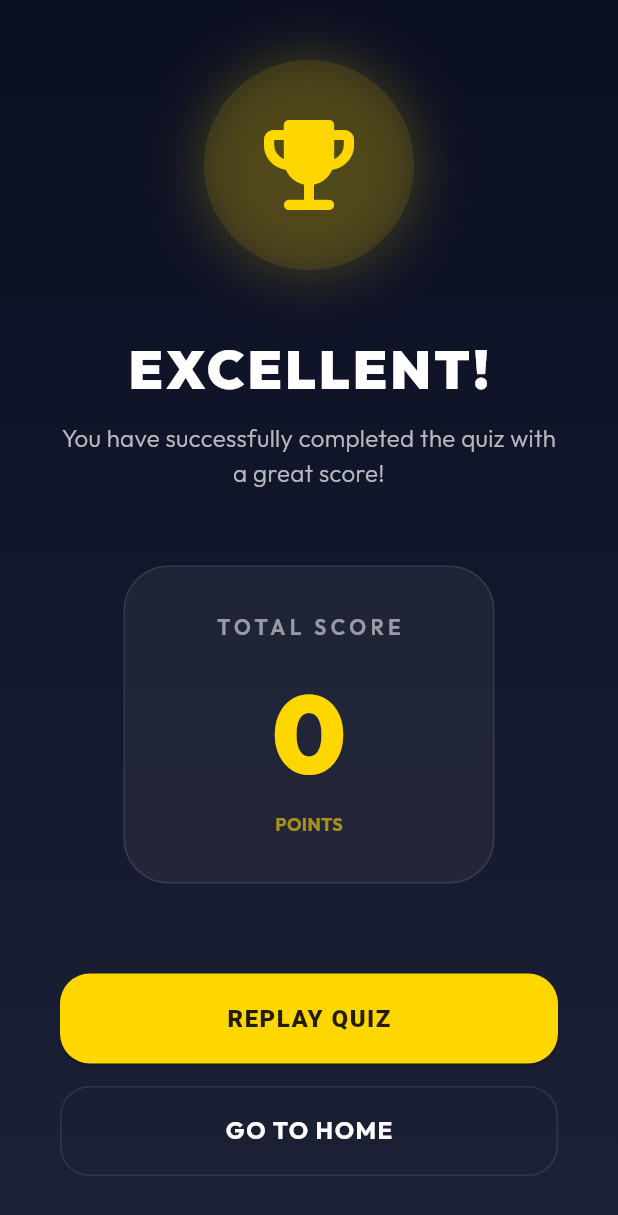
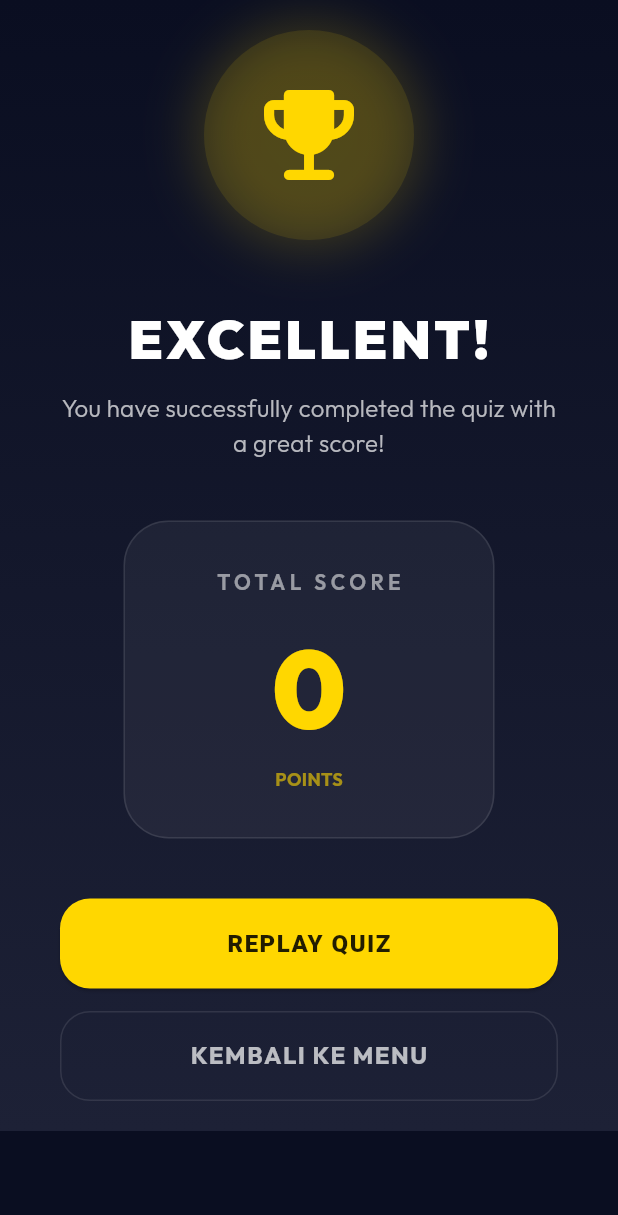
Before and after one commit to ARDYaliansah/GameQuiz_uas, a Flutter app: the ResultScreen screen opened directly, after a tap on "REPLAY QUIZ", on a phone screen of 412 x 824 dp. Shown: the top 1215 px of the screen. Run offline on Flutter 3.47's test engine with Material 3 defaults, Android fonts, the phone set to English and light mode, and no system bars; our stand-ins replace google_fonts, shared_preferences; accounts and stored records are empty.

Commit message:
menambahkan next level,dan memperbaiki overflowed

```diff
--- a/lib/providers/quiz_provider.dart
+++ b/lib/providers/quiz_provider.dart
@@ -19,6 +19,8 @@ class QuizProvider with ChangeNotifier {
   int? _selectedAnswerIndex;
   bool _isAnswering = false;
   bool _isLoading = true;
+  String? _currentCategory;
+  int? _currentLevel;
 
   QuizProvider() {
     _init();
@@ -43,8 +45,18 @@ class QuizProvider with ChangeNotifier {
   bool get isAnswering => _isAnswering;
   Question get currentQuestion => _questions[_currentQuestionIndex];
   double get progress => _timerSeconds / 15;
+  String? get currentCategory => _currentCategory;
+  int? get currentLevel => _currentLevel;
+
+  bool get hasNextLevel {
+    if (_currentCategory == null || _currentLevel == null) return false;
+    final totalLevels = _repository.getLevelsCountForCategory(_currentCategory!);
+    return _currentLevel! < totalLevels;
+  }
 
   void startQuiz(String category, int level) {
+    _currentCategory = category;
+    _currentLevel = level;
     _questions = _repository.getQuestionsByCategoryAndLevel(category, level);
     // Note: getQuestionsByCategoryAndLevel already shuffles the questions
     _currentQuestionIndex = 0;
@@ -132,6 +144,12 @@ class QuizProvider with ChangeNotifier {
     notifyListeners();
   }
 
+  void startNextLevel() {
+    if (hasNextLevel) {
+      startQuiz(_currentCategory!, _currentLevel! + 1);
+    }
+  }
+
   @override
   void dispose() {
     _timer?.cancel();
--- a/lib/ui/screens/result_screen.dart
+++ b/lib/ui/screens/result_screen.dart
@@ -24,6 +24,9 @@ class ResultScreen extends StatelessWidget {
           ),
         ),
         child: SafeArea(
+          child: SingleChildScrollView(
+            physics: const BouncingScrollPhysics(),
+            padding: const EdgeInsets.symmetric(vertical: 20),
             child: Column(
               mainAxisAlignment: MainAxisAlignment.center,
               children: [
@@ -65,7 +68,7 @@ class ResultScreen extends StatelessWidget {
                     style: GoogleFonts.outfit(fontSize: 16, color: Colors.white70, fontWeight: FontWeight.w300),
                   ),
                 ),
-              const SizedBox(height: 50),
+                const SizedBox(height: 40),
                 Container(
                   padding: const EdgeInsets.symmetric(horizontal: 60, vertical: 30),
                   decoration: BoxDecoration(
@@ -91,24 +94,46 @@ class ResultScreen extends StatelessWidget {
                     ],
                   ),
                 ),
-              const SizedBox(height: 60),
+                const SizedBox(height: 40),
                 Padding(
                   padding: const EdgeInsets.symmetric(horizontal: 40),
                   child: Column(
                     children: [
+                      if (isWin && provider.hasNextLevel) ...[
                         SizedBox(
                           width: double.infinity,
                           height: 60,
                           child: ElevatedButton(
                             onPressed: () {
-                          final firstQuestion = provider.questions.first;
-                          provider.startQuiz(firstQuestion.category, firstQuestion.level);
+                              provider.startNextLevel();
                               Navigator.pop(context);
                             },
                             style: ElevatedButton.styleFrom(
                               backgroundColor: const Color(0xFFFFD700),
                               foregroundColor: Colors.black87,
                               shape: RoundedRectangleBorder(borderRadius: BorderRadius.circular(20)),
+                              elevation: 5,
+                            ),
+                            child: const Text('NEXT LEVEL', style: TextStyle(fontWeight: FontWeight.w900, fontSize: 18, letterSpacing: 1.5)),
+                          ),
+                        ),
+                        const SizedBox(height: 15),
+                      ],
+                      SizedBox(
+                        width: double.infinity,
+                        height: 60,
+                        child: ElevatedButton(
+                          onPressed: () {
+                            if (provider.currentCategory != null && provider.currentLevel != null) {
+                              provider.startQuiz(provider.currentCategory!, provider.currentLevel!);
+                              Navigator.pop(context);
+                            }
+                          },
+                          style: ElevatedButton.styleFrom(
+                            backgroundColor: isWin && provider.hasNextLevel ? Colors.white.withValues(alpha: 0.1) : const Color(0xFFFFD700),
+                            foregroundColor: isWin && provider.hasNextLevel ? Colors.white : Colors.black87,
+                            shape: RoundedRectangleBorder(borderRadius: BorderRadius.circular(20)),
+                            side: isWin && provider.hasNextLevel ? BorderSide(color: Colors.white.withValues(alpha: 0.2)) : BorderSide.none,
                           ),
                           child: const Text('REPLAY QUIZ', style: TextStyle(fontWeight: FontWeight.w900, fontSize: 16, letterSpacing: 1)),
                         ),
@@ -124,13 +149,13 @@ class ResultScreen extends StatelessWidget {
                             (route) => false,
                           ),
                           style: TextButton.styleFrom(
-                          foregroundColor: Colors.white,
+                            foregroundColor: Colors.white70,
                             shape: RoundedRectangleBorder(
                               borderRadius: BorderRadius.circular(20),
                               side: BorderSide(color: Colors.white.withValues(alpha: 0.1)),
                             ),
                           ),
-                        child: const Text('GO TO HOME', style: TextStyle(fontWeight: FontWeight.w700, fontSize: 16, letterSpacing: 1)),
+                          child: const Text('KEMBALI KE MENU', style: TextStyle(fontWeight: FontWeight.w700, fontSize: 16, letterSpacing: 1)),
                         ),
                       ),
                     ],
@@ -140,6 +165,7 @@ class ResultScreen extends StatelessWidget {
             ),
           ),
         ),
+      ),
     );
   }
 }
```
Lines whose indentation alone changed are shown as unchanged.
